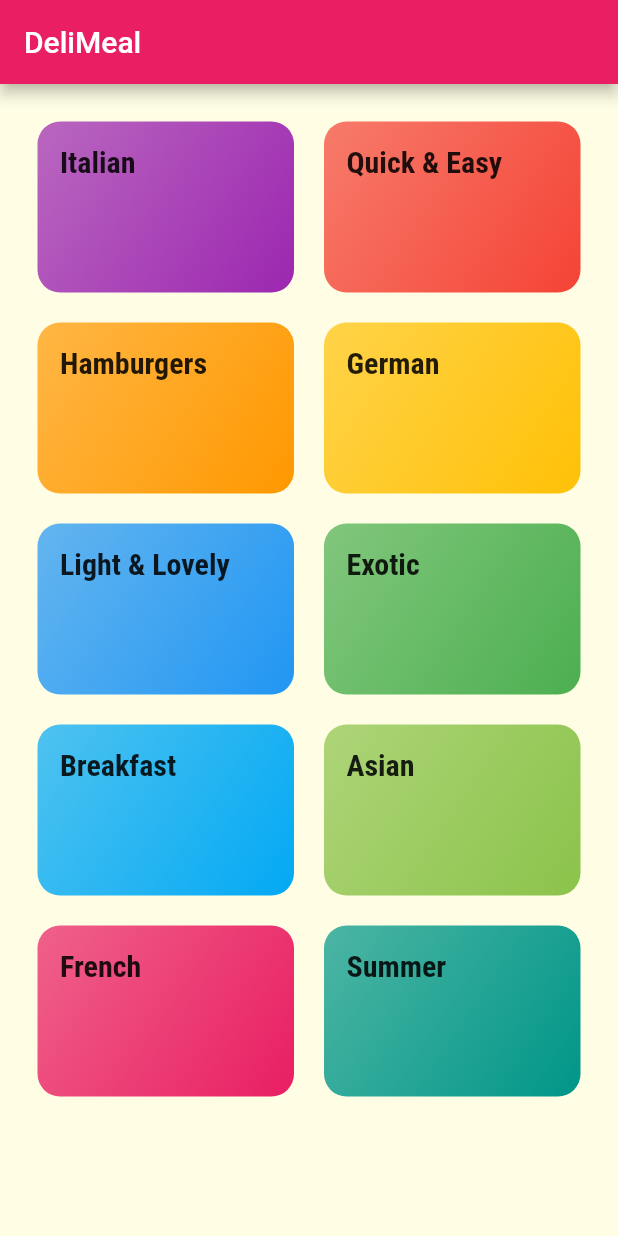
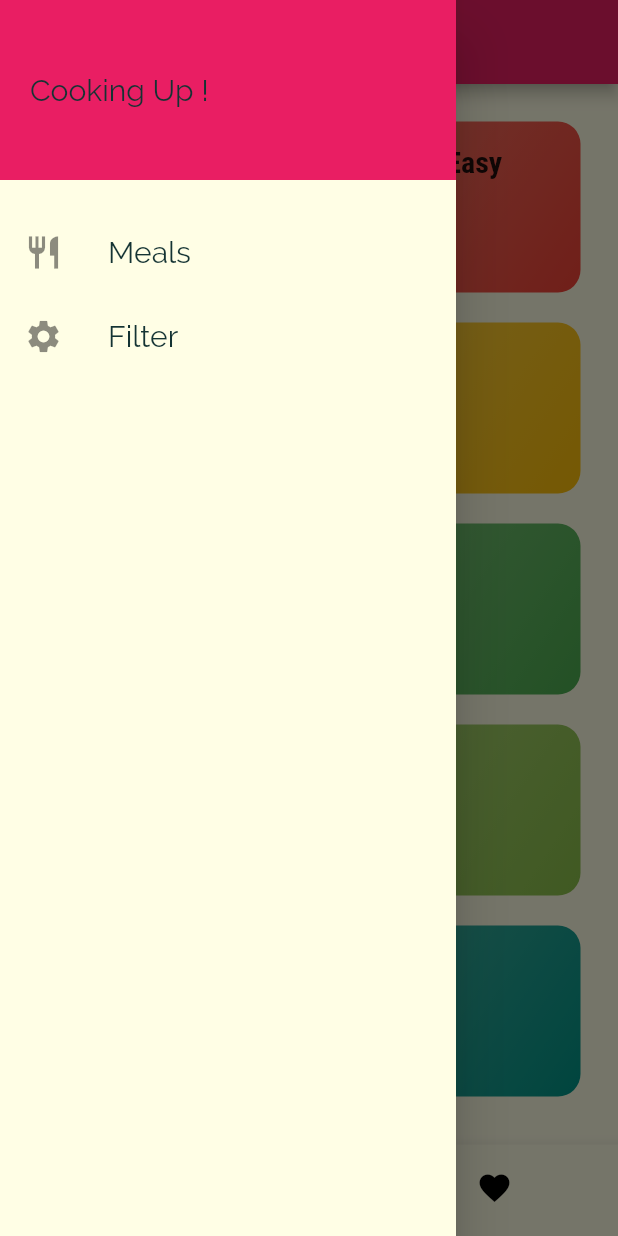
Before and after one commit to AbdullaNasarAp/mealsapp, a Flutter app: the screen it shows after launch, with the side drawer open (before the commit the screen has no drawer), on a phone screen of 412 x 824 dp. Run offline on Flutter 3.47's test engine with Material 2 defaults, Android fonts, the phone set to English and light mode, and no system bars; our stand-ins replace google_fonts.

Commit message:
after filtering food

```diff
--- a/lib/dummy_data.dart
+++ b/lib/dummy_data.dart
@@ -56,7 +56,7 @@ const DUMMY_CATEGORIES = [
   ),
 ];
 
-const DUMMY_MEALS = const [
+const DUMMY_MEALS = [
   Meal(
     id: 'm1',
     categories: [
--- a/lib/main.dart
+++ b/lib/main.dart
@@ -1,22 +1,62 @@
 import 'package:flutter/material.dart';
-
+import 'package:mealsapp/dummy_data.dart';
+import 'package:mealsapp/models/meal.dart';
+import 'package:mealsapp/screens/filter.dart';
+import 'package:mealsapp/screens/meal_detail_screen.dart';
+import 'package:mealsapp/screens/tabs.dart';
 import './screens/category_meals_screen.dart';
-import './screens/categories_screen.dart';
 
 void main() => runApp(const MyApp());
 
-class MyApp extends StatelessWidget {
+class MyApp extends StatefulWidget {
   const MyApp({super.key});
+
+  @override
+  State<MyApp> createState() => _MyAppState();
+}
+
+class _MyAppState extends State<MyApp> {
+  Map<String, bool> _filters = {
+    "gluten": false,
+    "lactose": false,
+    "vegan": false,
+    "vegetarian": false,
+  };
+  List<Meal> _availableMeals = DUMMY_MEALS;
+
+  void _setFilters(Map<String, bool> filterData) {
+    setState(() {
+      _filters = filterData;
+
+      _availableMeals = DUMMY_MEALS.where((meal) {
+        if (_filters['gluten']! && !meal.isGlutenFree) {
+          return false;
+        }
+        if (_filters['lactose']! && !meal.isLactoseFree) {
+          return false;
+        }
+        if (_filters['vegan']! && !meal.isVegan) {
+          return false;
+        }
+        if (_filters['vegetarian']! && !meal.isVegetarian) {
+          return false;
+        }
+        return true;
+      }).toList();
+    });
+  }
 
   @override
   Widget build(BuildContext context) {
     return MaterialApp(
       title: 'DeliMeals',
+      debugShowCheckedModeBanner: false,
       theme: ThemeData(
         canvasColor: const Color.fromRGBO(255, 254, 229, 1),
         fontFamily: 'Raleway',
         textTheme: ThemeData.light().textTheme.copyWith(
             bodyText1: const TextStyle(
+              fontSize: 20,
               color: Color.fromRGBO(20, 51, 51, 1),
             ),
             bodyText2: const TextStyle(
@@ -33,8 +73,15 @@ class MyApp extends StatelessWidget {
       // home: CategoriesScreen(),
       initialRoute: '/', // default is '/'
       routes: {
-        '/': (ctx) => CategoriesScreen(),
-        CategoryMealsScreen.routeName: (ctx) => const CategoryMealsScreen(),
+        '/': (ctx) => const TabsScreen(),
+        CategoryMealsScreen.routeName: (ctx) => CategoryMealsScreen(
+              availableMeals: _availableMeals,
+            ),
+        MealDetailScreen.mealDetail: (context) => const MealDetailScreen(),
+        FilterScreen.filterPage: (context) => FilterScreen(
+              currenFilter: _filters,
+              saveFilter: _setFilters,
+            )
       },
     );
   }
--- a/lib/screens/categories_screen.dart
+++ b/lib/screens/categories_screen.dart
@@ -8,11 +8,7 @@ class CategoriesScreen extends StatelessWidget {
 
   @override
   Widget build(BuildContext context) {
-    return Scaffold(
-      appBar: AppBar(
-        title: const Text('DeliMeal'),
-      ),
-      body: GridView(
+    return GridView(
       padding: const EdgeInsets.all(25),
       gridDelegate: const SliverGridDelegateWithMaxCrossAxisExtent(
         maxCrossAxisExtent: 200,
@@ -29,7 +25,6 @@ class CategoriesScreen extends StatelessWidget {
             ),
           )
           .toList(),
-      ),
     );
   }
 }
--- /dev/null
+++ b/lib/screens/tabs.dart
@@ -0,0 +1,74 @@
+import 'dart:ui';
+
+import 'package:flutter/material.dart';
+
+import 'package:mealsapp/screens/favorites.dart';
+import 'package:mealsapp/widgets/main_drawer.dart';
+
+import 'categories_screen.dart';
+
+class TabsScreen extends StatefulWidget {
+  const TabsScreen({super.key});
+
+  @override
+  State<TabsScreen> createState() => _TabsScreenState();
+}
+
+class _TabsScreenState extends State<TabsScreen> {
+  List<Map<String, dynamic>> pages = [
+    {
+      'pages': const CategoriesScreen(),
+      'title': "Categories",
+    },
+    {
+      'pages': const Favorites(),
+      'title': 'Your Favorites',
+    },
+  ];
+  int _selectedPageIndex = 0;
+
+  void _selectedPage(int index) {
+    setState(() {
+      _selectedPageIndex = index;
+    });
+  }
+
+  @override
+  Widget build(BuildContext context) {
+    return SafeArea(
+      child: Scaffold(
+        appBar: AppBar(
+          centerTitle: true,
+          title: Text(pages[_selectedPageIndex]['title'],
+              style: Theme.of(context).textTheme.bodyText1),
+        ),
+        drawer: MainDrawer(),
+        body: pages[_selectedPageIndex]['pages'],
+        bottomNavigationBar: BottomNavigationBar(
+          selectedItemColor: Theme.of(context).colorScheme.primary,
+          unselectedItemColor: Colors.black,
+          currentIndex: _selectedPageIndex,
+          selectedFontSize: 17,
+          type: BottomNavigationBarType.shifting,
+          onTap: _selectedPage,
+          items: const [
+            BottomNavigationBarItem(
+              icon: Icon(
+                Icons.food_bank,
+              ),
+              label: "Categories",
+              tooltip: "Categories",
+            ),
+            BottomNavigationBarItem(
+              icon: Icon(
+                Icons.favorite,
+              ),
+              label: "Favorite",
+              tooltip: "Favorites",
+            )
+          ],
+        ),
+      ),
+    );
+  }
+}
--- a/lib/widgets/category_item.dart
+++ b/lib/widgets/category_item.dart
@@ -7,7 +7,7 @@ class CategoryItem extends StatelessWidget {
   final String title;
   final Color color;
 
-  CategoryItem(this.id, this.title, this.color);
+  const CategoryItem(this.id, this.title, this.color, {super.key});
 
   void selectCategory(BuildContext ctx) {
     Navigator.of(ctx).pushNamed(
--- /dev/null
+++ b/lib/widgets/main_drawer.dart
@@ -0,0 +1,50 @@
+import 'package:flutter/material.dart';
+import 'package:flutter/src/widgets/container.dart';
+import 'package:flutter/src/widgets/framework.dart';
+import 'package:mealsapp/screens/filter.dart';
+
+class MainDrawer extends StatelessWidget {
+  const MainDrawer({super.key});
+
+  @override
+  Widget build(BuildContext context) {
+    var sizedBox = const SizedBox(
+      height: 20,
+    );
+    return Drawer(
+      child: Column(
+        children: [
+          Container(
+            color: Theme.of(context).colorScheme.primary,
+            height: 120,
+            width: double.infinity,
+            padding: const EdgeInsets.all(20),
+            alignment: Alignment.centerLeft,
+            child: Text(
+              "Cooking Up !",
+              style: Theme.of(context).textTheme.bodyText1,
+            ),
+          ),
+          sizedBox,
+          _drawerItem(Icons.restaurant, "Meals", () {
+            Navigator.of(context).pushReplacementNamed('/');
+          }),
+          _drawerItem(Icons.settings, "Filter", () {
+            Navigator.of(context).pushReplacementNamed(FilterScreen.filterPage);
+          })
+        ],
+      ),
+    );
+  }
+
+  Widget _drawerItem(IconData icons, String title, VoidCallback taptap) {
+    return ListTile(
+      leading: Icon(
+        icons,
+        size: 26,
+      ),
+      title: Text(title),
+      onTap: taptap,
+    );
+  }
+}
--- a/pubspec.yaml
+++ b/pubspec.yaml
@@ -36,6 +36,7 @@ dependencies:
   # The following adds the Cupertino Icons font to your application.
   # Use with the CupertinoIcons class for iOS style icons.
   cupertino_icons: ^1.0.2
+  google_fonts: ^3.0.1
 
 dev_dependencies:
   flutter_test:
```
Also changed, not shown: lib/screens/category_meals_screen.dart (+45 -19 lines), lib/screens/favorites.dart (added, +11 -0 lines), lib/screens/filter.dart (added, +127 -0 lines), lib/screens/meal_detail_screen.dart (added, +100 -0 lines), lib/widgets/meal_item.dart (+15 -2 lines), pubspec.lock, 1 other file. Lines whose indentation alone changed are shown as unchanged.
